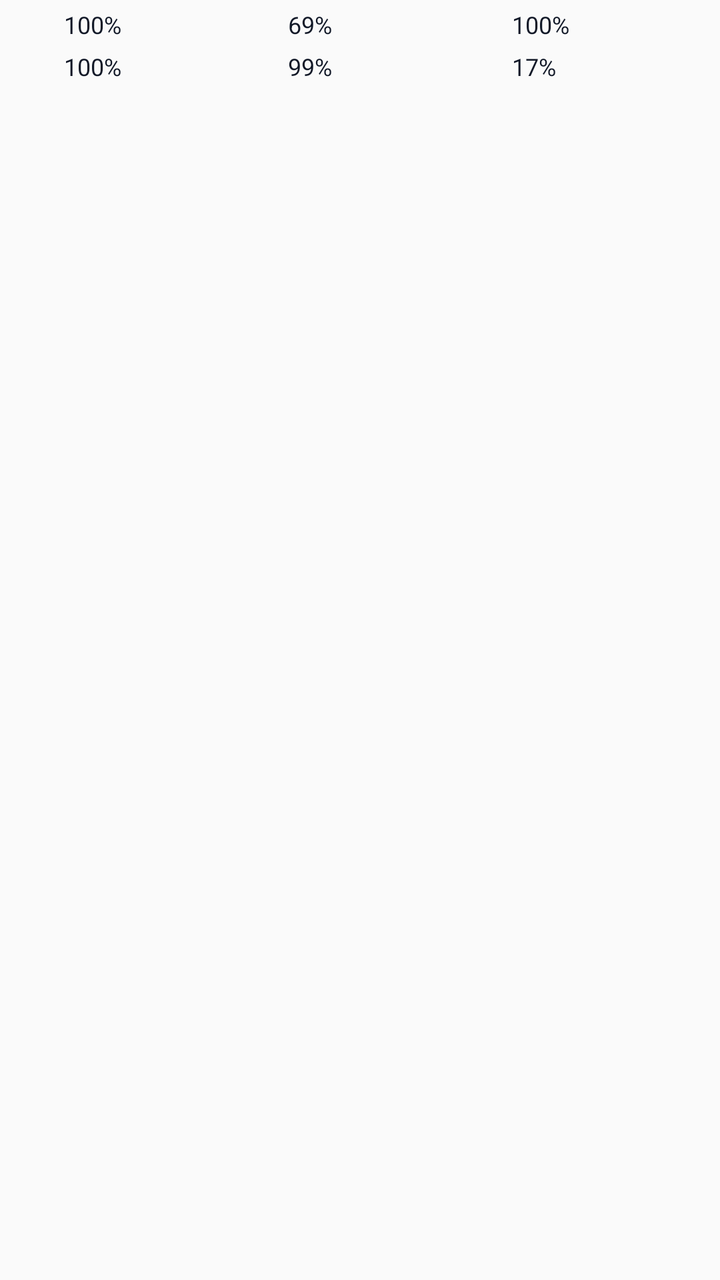
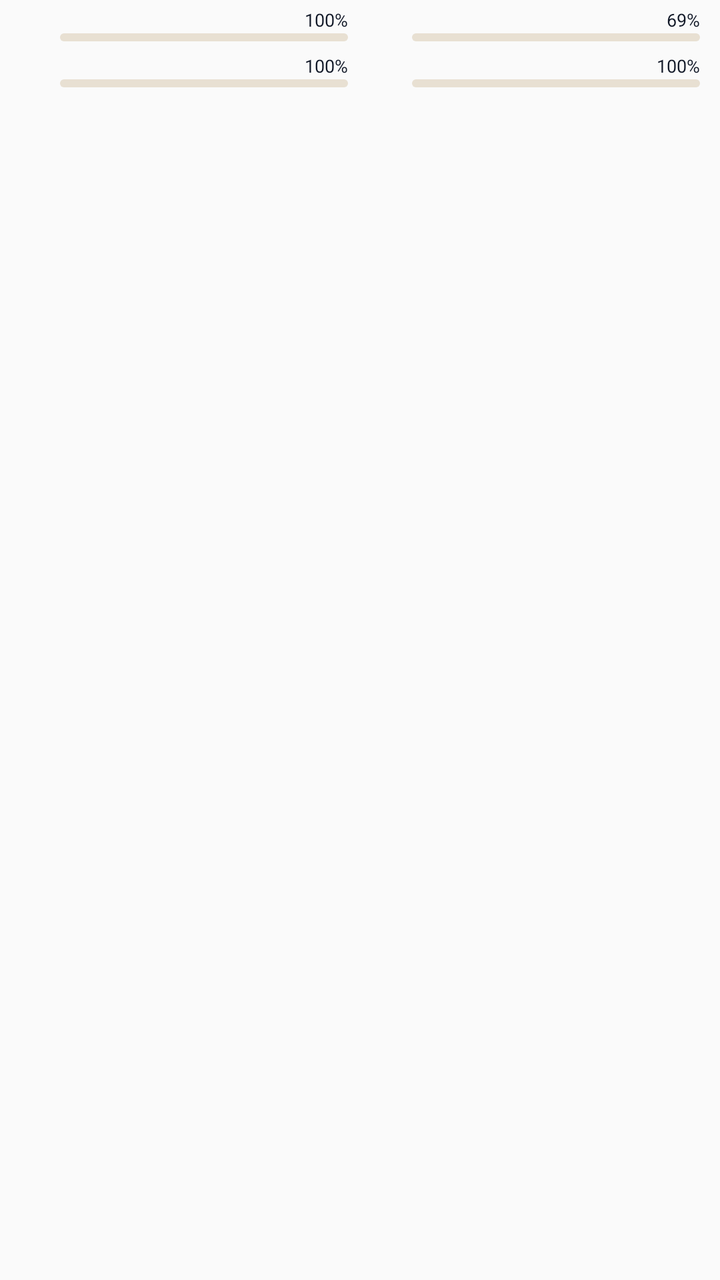

An Android layout rendered at two revisions. The XML below is the earlier revision; the diff shows what the commit changed to produce the second picture.
<!-- AndroidManifest.xml: application theme Theme.AIQuota -->
<!-- res/layout/notification_usage_compact.xml -->
<?xml version="1.0" encoding="utf-8"?>
<FrameLayout xmlns:android="http://schemas.android.com/apk/res/android"
  android:layout_width="match_parent"
  android:layout_height="wrap_content"
  android:paddingStart="12dp"
  android:paddingTop="3dp"
  android:paddingEnd="12dp"
  android:paddingBottom="3dp">

  <TextView
    android:id="@+id/notification_compact_summary"
    android:layout_width="match_parent"
    android:layout_height="wrap_content"
    android:includeFontPadding="false"
    android:lineSpacingExtra="1dp"
    android:maxLines="2"
    android:text="No active usage limits"
    android:textColor="#111827"
    android:textSize="13sp"
    android:visibility="gone" />

  <LinearLayout
    android:id="@+id/notification_compact_grid"
    android:layout_width="match_parent"
    android:layout_height="wrap_content"
    android:orientation="vertical">

    <LinearLayout
      android:id="@+id/notification_compact_row_0"
      android:layout_width="match_parent"
      android:layout_height="20dp"
      android:gravity="center_vertical"
      android:orientation="horizontal">

      <LinearLayout
        android:id="@+id/notification_compact_item_0"
        android:layout_width="0dp"
        android:layout_height="match_parent"
        android:layout_weight="1"
        android:gravity="center_vertical"
        android:orientation="horizontal">

        <ImageView
          android:id="@+id/notification_compact_icon_0"
          android:layout_width="15dp"
          android:layout_height="15dp"
          android:contentDescription="@null" />

        <TextView
          android:id="@+id/notification_compact_text_0"
          android:layout_width="wrap_content"
          android:layout_height="wrap_content"
          android:layout_marginStart="5dp"
          android:ellipsize="end"
          android:includeFontPadding="false"
          android:maxLines="1"
          android:text="100%"
          android:textColor="#111827"
          android:textSize="12sp" />
      </LinearLayout>

      <LinearLayout
        android:id="@+id/notification_compact_item_1"
        android:layout_width="0dp"
        android:layout_height="match_parent"
        android:layout_weight="1"
        android:gravity="center_vertical"
        android:orientation="horizontal">

        <ImageView
          android:id="@+id/notification_compact_icon_1"
          android:layout_width="15dp"
          android:layout_height="15dp"
          android:contentDescription="@null" />

        <TextView
          android:id="@+id/notification_compact_text_1"
          android:layout_width="wrap_content"
          android:layout_height="wrap_content"
          android:layout_marginStart="5dp"
          android:ellipsize="end"
          android:includeFontPadding="false"
          android:maxLines="1"
          android:text="69%"
          android:textColor="#111827"
          android:textSize="12sp" />
      </LinearLayout>

      <LinearLayout
        android:id="@+id/notification_compact_item_2"
        android:layout_width="0dp"
        android:layout_height="match_parent"
        android:layout_weight="1"
        android:gravity="center_vertical"
        android:orientation="horizontal">

        <ImageView
          android:id="@+id/notification_compact_icon_2"
          android:layout_width="15dp"
          android:layout_height="15dp"
          android:contentDescription="@null" />

        <TextView
          android:id="@+id/notification_compact_text_2"
          android:layout_width="wrap_content"
          android:layout_height="wrap_content"
          android:layout_marginStart="5dp"
          android:ellipsize="end"
          android:includeFontPadding="false"
          android:maxLines="1"
          android:text="100%"
          android:textColor="#111827"
          android:textSize="12sp" />
      </LinearLayout>
    </LinearLayout>

    <LinearLayout
      android:id="@+id/notification_compact_row_1"
      android:layout_width="match_parent"
      android:layout_height="20dp"
      android:layout_marginTop="1dp"
      android:gravity="center_vertical"
      android:orientation="horizontal">

      <LinearLayout
        android:id="@+id/notification_compact_item_3"
        android:layout_width="0dp"
        android:layout_height="match_parent"
        android:layout_weight="1"
        android:gravity="center_vertical"
        android:orientation="horizontal">

        <ImageView
          android:id="@+id/notification_compact_icon_3"
          android:layout_width="15dp"
          android:layout_height="15dp"
          android:contentDescription="@null" />

        <TextView
          android:id="@+id/notification_compact_text_3"
          android:layout_width="wrap_content"
          android:layout_height="wrap_content"
          android:layout_marginStart="5dp"
          android:ellipsize="end"
          android:includeFontPadding="false"
          android:maxLines="1"
          android:text="100%"
          android:textColor="#111827"
          android:textSize="12sp" />
      </LinearLayout>

      <LinearLayout
        android:id="@+id/notification_compact_item_4"
        android:layout_width="0dp"
        android:layout_height="match_parent"
        android:layout_weight="1"
        android:gravity="center_vertical"
        android:orientation="horizontal">

        <ImageView
          android:id="@+id/notification_compact_icon_4"
          android:layout_width="15dp"
          android:layout_height="15dp"
          android:contentDescription="@null" />

        <TextView
          android:id="@+id/notification_compact_text_4"
          android:layout_width="wrap_content"
          android:layout_height="wrap_content"
          android:layout_marginStart="5dp"
          android:ellipsize="end"
          android:includeFontPadding="false"
          android:maxLines="1"
          android:text="99%"
          android:textColor="#111827"
          android:textSize="12sp" />
      </LinearLayout>

      <LinearLayout
        android:id="@+id/notification_compact_item_5"
        android:layout_width="0dp"
        android:layout_height="match_parent"
        android:layout_weight="1"
        android:gravity="center_vertical"
        android:orientation="horizontal">

        <ImageView
          android:id="@+id/notification_compact_icon_5"
          android:layout_width="15dp"
          android:layout_height="15dp"
          android:contentDescription="@null" />

        <TextView
          android:id="@+id/notification_compact_text_5"
          android:layout_width="wrap_content"
          android:layout_height="wrap_content"
          android:layout_marginStart="5dp"
          android:ellipsize="end"
          android:includeFontPadding="false"
          android:maxLines="1"
          android:text="17%"
          android:textColor="#111827"
          android:textSize="12sp" />
      </LinearLayout>
    </LinearLayout>
  </LinearLayout>
</FrameLayout>
<!-- resources referenced by this layout -->
<resources>
  <style name="Theme.AIQuota" parent="android:style/Theme.Material.Light.NoActionBar">
      <item name="android:windowActionBar">false</item>
      <item name="android:windowNoTitle">true</item>
    </style>
</resources>

<!-- the commit's change to res/layout/notification_usage_compact.xml (unified diff, before → after) -->
@@ -2,15 +2,16 @@
 <FrameLayout xmlns:android="http://schemas.android.com/apk/res/android"
   android:layout_width="match_parent"
   android:layout_height="wrap_content"
-  android:paddingStart="12dp"
-  android:paddingTop="3dp"
-  android:paddingEnd="12dp"
-  android:paddingBottom="3dp">
+  android:paddingStart="10dp"
+  android:paddingTop="2dp"
+  android:paddingEnd="10dp"
+  android:paddingBottom="2dp">
 
   <TextView
     android:id="@+id/notification_compact_summary"
     android:layout_width="match_parent"
     android:layout_height="wrap_content"
+    android:ellipsize="end"
     android:includeFontPadding="false"
     android:lineSpacingExtra="1dp"
     android:maxLines="2"
@@ -28,7 +29,7 @@
     <LinearLayout
       android:id="@+id/notification_compact_row_0"
       android:layout_width="match_parent"
-      android:layout_height="20dp"
+      android:layout_height="22dp"
       android:gravity="center_vertical"
       android:orientation="horizontal">
 
@@ -36,6 +37,7 @@
         android:id="@+id/notification_compact_item_0"
         android:layout_width="0dp"
         android:layout_height="match_parent"
+        android:layout_marginEnd="6dp"
         android:layout_weight="1"
         android:gravity="center_vertical"
         android:orientation="horizontal">
@@ -46,23 +48,43 @@
           android:layout_height="15dp"
           android:contentDescription="@null" />
 
-        <TextView
-          android:id="@+id/notification_compact_text_0"
-          android:layout_width="wrap_content"
-          android:layout_height="wrap_content"
-          android:layout_marginStart="5dp"
-          android:ellipsize="end"
-          android:includeFontPadding="false"
-          android:maxLines="1"
-          android:text="100%"
-          android:textColor="#111827"
-          android:textSize="12sp" />
+        <LinearLayout
+          android:layout_width="0dp"
+          android:layout_height="match_parent"
+          android:layout_marginStart="5dp"
+          android:layout_weight="1"
+          android:gravity="center_vertical"
+          android:orientation="vertical">
+
+          <TextView
+            android:id="@+id/notification_compact_text_0"
+            android:layout_width="match_parent"
+            android:layout_height="wrap_content"
+            android:ellipsize="end"
+            android:gravity="end"
+            android:includeFontPadding="false"
+            android:maxLines="1"
+            android:text="100%"
+            android:textColor="#111827"
+            android:textSize="9sp" />
+
+          <ProgressBar
+            android:id="@+id/notification_compact_progress_0"
+            style="?android:attr/progressBarStyleHorizontal"
+            android:layout_width="match_parent"
+            android:layout_height="4dp"
+            android:layout_marginTop="1dp"
+            android:indeterminate="false"
+            android:max="100"
+            android:progressDrawable="@drawable/widget_provider_progress" />
+        </LinearLayout>
       </LinearLayout>
 
       <LinearLayout
         android:id="@+id/notification_compact_item_1"
         android:layout_width="0dp"
         android:layout_height="match_parent"
+        android:layout_marginStart="6dp"
         android:layout_weight="1"
         android:gravity="center_vertical"
         android:orientation="horizontal">
@@ -73,59 +95,99 @@
           android:layout_height="15dp"
           android:contentDescription="@null" />
 
-        <TextView
-          android:id="@+id/notification_compact_text_1"
-          android:layout_width="wrap_content"
-          android:layout_height="wrap_content"
-          android:layout_marginStart="5dp"
-          android:ellipsize="end"
-          android:includeFontPadding="false"
-          android:maxLines="1"
-          android:text="69%"
-          android:textColor="#111827"
-          android:textSize="12sp" />
-      </LinearLayout>
-
-      <LinearLayout
-        android:id="@+id/notification_compact_item_2"
-        android:layout_width="0dp"
-        android:layout_height="match_parent"
-        android:layout_weight="1"
-        android:gravity="center_vertical"
-        android:orientation="horizontal">
-
-        <ImageView
-          android:id="@+id/notification_compact_icon_2"
-          android:layout_width="15dp"
-          android:layout_height="15dp"
-          android:contentDescription="@null" />
-
-        <TextView
-          android:id="@+id/notification_compact_text_2"
-          android:layout_width="wrap_content"
-          android:layout_height="wrap_content"
-          android:layout_marginStart="5dp"
-          android:ellipsize="end"
-          android:includeFontPadding="false"
-          android:maxLines="1"
-          android:text="100%"
-          android:textColor="#111827"
-          android:textSize="12sp" />
+        <LinearLayout
+          android:layout_width="0dp"
+          android:layout_height="match_parent"
+          android:layout_marginStart="5dp"
+          android:layout_weight="1"
+          android:gravity="center_vertical"
+          android:orientation="vertical">
+
+          <TextView
+            android:id="@+id/notification_compact_text_1"
+            android:layout_width="match_parent"
+            android:layout_height="wrap_content"
+            android:ellipsize="end"
+            android:gravity="end"
+            android:includeFontPadding="false"
+            android:maxLines="1"
+            android:text="69%"
+            android:textColor="#111827"
+            android:textSize="9sp" />
+
+          <ProgressBar
+            android:id="@+id/notification_compact_progress_1"
+            style="?android:attr/progressBarStyleHorizontal"
+            android:layout_width="match_parent"
+            android:layout_height="4dp"
+            android:layout_marginTop="1dp"
+            android:indeterminate="false"
+            android:max="100"
+            android:progressDrawable="@drawable/widget_provider_progress" />
+        </LinearLayout>
       </LinearLayout>
     </LinearLayout>
 
     <LinearLayout
       android:id="@+id/notification_compact_row_1"
       android:layout_width="match_parent"
-      android:layout_height="20dp"
+      android:layout_height="22dp"
       android:layout_marginTop="1dp"
       android:gravity="center_vertical"
       android:orientation="horizontal">
 
       <LinearLayout
+        android:id="@+id/notification_compact_item_2"
+        android:layout_width="0dp"
+        android:layout_height="match_parent"
+        android:layout_marginEnd="6dp"
+        android:layout_weight="1"
+        android:gravity="center_vertical"
+        android:orientation="horizontal">
+
+        <ImageView
+          android:id="@+id/notification_compact_icon_2"
+          android:layout_width="15dp"
+          android:layout_height="15dp"
+          android:contentDescription="@null" />
+
+        <LinearLayout
+          android:layout_width="0dp"
+          android:layout_height="match_parent"
+          android:layout_marginStart="5dp"
+          android:layout_weight="1"
+          android:gravity="center_vertical"
+          android:orientation="vertical">
+
+          <TextView
+            android:id="@+id/notification_compact_text_2"
+            android:layout_width="match_parent"
+            android:layout_height="wrap_content"
+            android:ellipsize="end"
+            android:gravity="end"
+            android:includeFontPadding="false"
+            android:maxLines="1"
+            android:text="100%"
+            android:textColor="#111827"
+            android:textSize="9sp" />
+
+          <ProgressBar
+            android:id="@+id/notification_compact_progress_2"
+            style="?android:attr/progressBarStyleHorizontal"
+            android:layout_width="match_parent"
+            android:layout_height="4dp"
+            android:layout_marginTop="1dp"
+            android:indeterminate="false"
+            android:max="100"
+            android:progressDrawable="@drawable/widget_provider_progress" />
+        </LinearLayout>
+      </LinearLayout>
+
+      <LinearLayout
         android:id="@+id/notification_compact_item_3"
         android:layout_width="0dp"
         android:layout_height="match_parent"
+        android:layout_marginStart="6dp"
         android:layout_weight="1"
         android:gravity="center_vertical"
         android:orientation="horizontal">
@@ -136,71 +198,36 @@
           android:layout_height="15dp"
           android:contentDescription="@null" />
 
-        <TextView
-          android:id="@+id/notification_compact_text_3"
-          android:layout_width="wrap_content"
-          android:layout_height="wrap_content"
-          android:layout_marginStart="5dp"
-          android:ellipsize="end"
-          android:includeFontPadding="false"
-          android:maxLines="1"
-          android:text="100%"
-          android:textColor="#111827"
-          android:textSize="12sp" />
-      </LinearLayout>
-
-      <LinearLayout
-        android:id="@+id/notification_compact_item_4"
-        android:layout_width="0dp"
-        android:layout_height="match_parent"
-        android:layout_weight="1"
-        android:gravity="center_vertical"
-        android:orientation="horizontal">
-
-        <ImageView
-          android:id="@+id/notification_compact_icon_4"
-          android:layout_width="15dp"
-          android:layout_height="15dp"
-          android:contentDescription="@null" />
-
-        <TextView
-          android:id="@+id/notification_compact_text_4"
-          android:layout_width="wrap_content"
-          android:layout_height="wrap_content"
-          android:layout_marginStart="5dp"
-          android:ellipsize="end"
-          android:includeFontPadding="false"
-          android:maxLines="1"
-          android:text="99%"
-          android:textColor="#111827"
-          android:textSize="12sp" />
-      </LinearLayout>
-
-      <LinearLayout
-        android:id="@+id/notification_compact_item_5"
-        android:layout_width="0dp"
-        android:layout_height="match_parent"
-        android:layout_weight="1"
-        android:gravity="center_vertical"
-        android:orientation="horizontal">
-
-        <ImageView
-          android:id="@+id/notification_compact_icon_5"
-          android:layout_width="15dp"
-          android:layout_height="15dp"
-          android:contentDescription="@null" />
-
-        <TextView
-          android:id="@+id/notification_compact_text_5"
-          android:layout_width="wrap_content"
-          android:layout_height="wrap_content"
-          android:layout_marginStart="5dp"
-          android:ellipsize="end"
-          android:includeFontPadding="false"
-          android:maxLines="1"
-          android:text="17%"
-          android:textColor="#111827"
-          android:textSize="12sp" />
+        <LinearLayout
+          android:layout_width="0dp"
+          android:layout_height="match_parent"
+          android:layout_marginStart="5dp"
+          android:layout_weight="1"
+          android:gravity="center_vertical"
+          android:orientation="vertical">
+
+          <TextView
+            android:id="@+id/notification_compact_text_3"
+            android:layout_width="match_parent"
+            android:layout_height="wrap_content"
+            android:ellipsize="end"
+            android:gravity="end"
+            android:includeFontPadding="false"
+            android:maxLines="1"
+            android:text="100%"
+            android:textColor="#111827"
+            android:textSize="9sp" />
+
+          <ProgressBar
+            android:id="@+id/notification_compact_progress_3"
+            style="?android:attr/progressBarStyleHorizontal"
+            android:layout_width="match_parent"
+            android:layout_height="4dp"
+            android:layout_marginTop="1dp"
+            android:indeterminate="false"
+            android:max="100"
+            android:progressDrawable="@drawable/widget_provider_progress" />
+        </LinearLayout>
       </LinearLayout>
     </LinearLayout>
   </LinearLayout>
<!-- resource entries referenced after the edit -->
@@ -1,5 +1,25 @@
 <!-- resources referenced by this layout -->
 <resources>
+  <!-- drawable widget_provider_progress (drawable) -->
+  <?xml version="1.0" encoding="utf-8"?>
+  <layer-list xmlns:android="http://schemas.android.com/apk/res/android">
+    <item android:id="@android:id/background">
+      <shape android:shape="rectangle">
+        <corners android:radius="999dp" />
+        <solid android:color="#E8E0D2" />
+      </shape>
+    </item>
+    <item android:id="@android:id/progress">
+      <clip
+        android:clipOrientation="horizontal"
+        android:gravity="start">
+        <shape android:shape="rectangle">
+          <corners android:radius="999dp" />
+          <solid android:color="#CC785C" />
+        </shape>
+      </clip>
+    </item>
+  </layer-list>
   <style name="Theme.AIQuota" parent="android:style/Theme.Material.Light.NoActionBar">
       <item name="android:windowActionBar">false</item>
       <item name="android:windowNoTitle">true</item>
